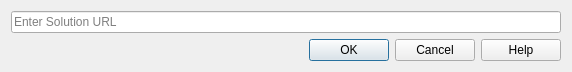
Above: src/solutiondialog.ui from LLIAKAJL/WineWizard before the change. Below: the same form after it.
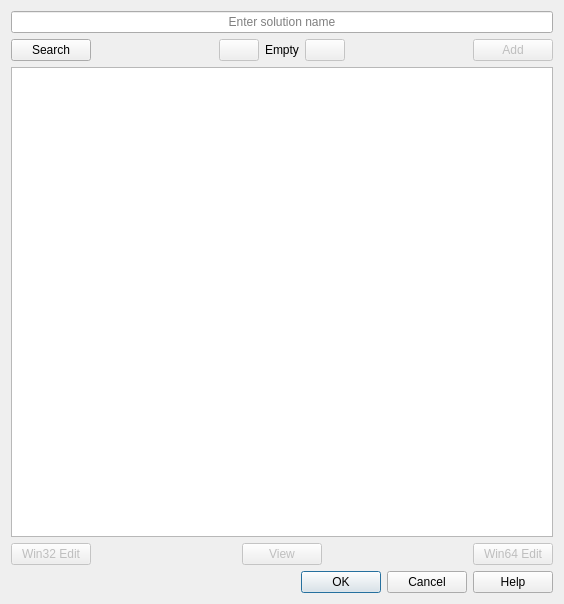
That is the form after the change.

What changed in the file:
```diff
--- a/src/solutiondialog.ui
+++ b/src/solutiondialog.ui
@@ -7,31 +7,162 @@
     <x>0</x>
     <y>0</y>
     <width>564</width>
-    <height>68</height>
+    <height>604</height>
    </rect>
   </property>
   <property name="windowTitle">
    <string>Select Solution</string>
   </property>
   <layout class="QVBoxLayout" name="verticalLayout">
-   <property name="sizeConstraint">
-    <enum>QLayout::SetFixedSize</enum>
-   </property>
    <item>
-    <widget class="QLineEdit" name="url">
+    <widget class="QLineEdit" name="search">
+     <property name="maxLength">
+      <number>100</number>
+     </property>
+     <property name="alignment">
+      <set>Qt::AlignCenter</set>
+     </property>
      <property name="placeholderText">
-      <string>Enter Solution URL</string>
+      <string>Enter solution name</string>
      </property>
     </widget>
    </item>
+   <item>
+    <layout class="QHBoxLayout" name="horizontalLayout_2">
+     <item>
+      <widget class="QPushButton" name="searchBtn">
+       <property name="text">
+        <string>Search</string>
+       </property>
+      </widget>
+     </item>
+     <item>
+      <spacer name="pageLSpacer">
+       <property name="orientation">
+        <enum>Qt::Horizontal</enum>
+       </property>
+       <property name="sizeHint" stdset="0">
+        <size>
+         <width>40</width>
+         <height>20</height>
+        </size>
+       </property>
+      </spacer>
+     </item>
+     <item>
+      <widget class="QPushButton" name="prevBtn">
+       <property name="enabled">
+        <bool>false</bool>
+       </property>
+      </widget>
+     </item>
+     <item>
+      <widget class="QLabel" name="navLbl">
+       <property name="text">
+        <string>Empty</string>
+       </property>
+       <property name="alignment">
+        <set>Qt::AlignCenter</set>
+       </property>
+      </widget>
+     </item>
+     <item>
+      <widget class="QPushButton" name="nextBtn">
+       <property name="enabled">
+        <bool>false</bool>
+       </property>
+      </widget>
+     </item>
+     <item>
+      <spacer name="pageRSpacer">
+       <property name="orientation">
+        <enum>Qt::Horizontal</enum>
+       </property>
+       <property name="sizeHint" stdset="0">
+        <size>
+         <width>40</width>
+         <height>20</height>
+        </size>
+       </property>
+      </spacer>
+     </item>
+     <item>
+      <widget class="QPushButton" name="addBtn">
+       <property name="enabled">
+        <bool>false</bool>
+       </property>
+       <property name="text">
+        <string>Add</string>
+       </property>
+      </widget>
+     </item>
+    </layout>
+   </item>
+   <item>
+    <widget class="QListView" name="solutions"/>
+   </item>
+   <item>
+    <layout class="QHBoxLayout" name="horizontalLayout" stretch="0,0,0,0,0">
+     <item>
+      <widget class="QPushButton" name="edit32Btn">
+       <property name="enabled">
+        <bool>false</bool>
+       </property>
+       <property name="text">
+        <string>Win32 Edit</string>
+       </property>
+      </widget>
+     </item>
+     <item>
+      <spacer name="editLSpacer">
+       <property name="orientation">
+        <enum>Qt::Horizontal</enum>
+       </property>
+       <property name="sizeHint" stdset="0">
+        <size>
+         <width>40</width>
+         <height>20</height>
+        </size>
+       </property>
+      </spacer>
+     </item>
+     <item>
+      <widget class="QPushButton" name="viewBtn">
+       <property name="enabled">
+        <bool>false</bool>
+       </property>
+       <property name="text">
+        <string>View</string>
+       </property>
+      </widget>
+     </item>
+     <item>
+      <spacer name="editRSpacer">
+       <property name="orientation">
+        <enum>Qt::Horizontal</enum>
+       </property>
+       <property name="sizeHint" stdset="0">
+        <size>
+         <width>40</width>
+         <height>20</height>
+        </size>
+       </property>
+      </spacer>
+     </item>
+     <item>
+      <widget class="QPushButton" name="edit64Btn">
+       <property name="enabled">
+        <bool>false</bool>
+       </property>
+       <property name="text">
+        <string>Win64 Edit</string>
+       </property>
+      </widget>
+     </item>
+    </layout>
+   </item>
    <item>
     <widget class="QDialogButtonBox" name="buttonBox">
-     <property name="minimumSize">
-      <size>
-       <width>550</width>
-       <height>0</height>
-      </size>
-     </property>
      <property name="standardButtons">
       <set>QDialogButtonBox::Cancel|QDialogButtonBox::Help|QDialogButtonBox::Ok</set>
      </property>
```
Left out of the diff: 51 changed lines with no effect on the pictures.
